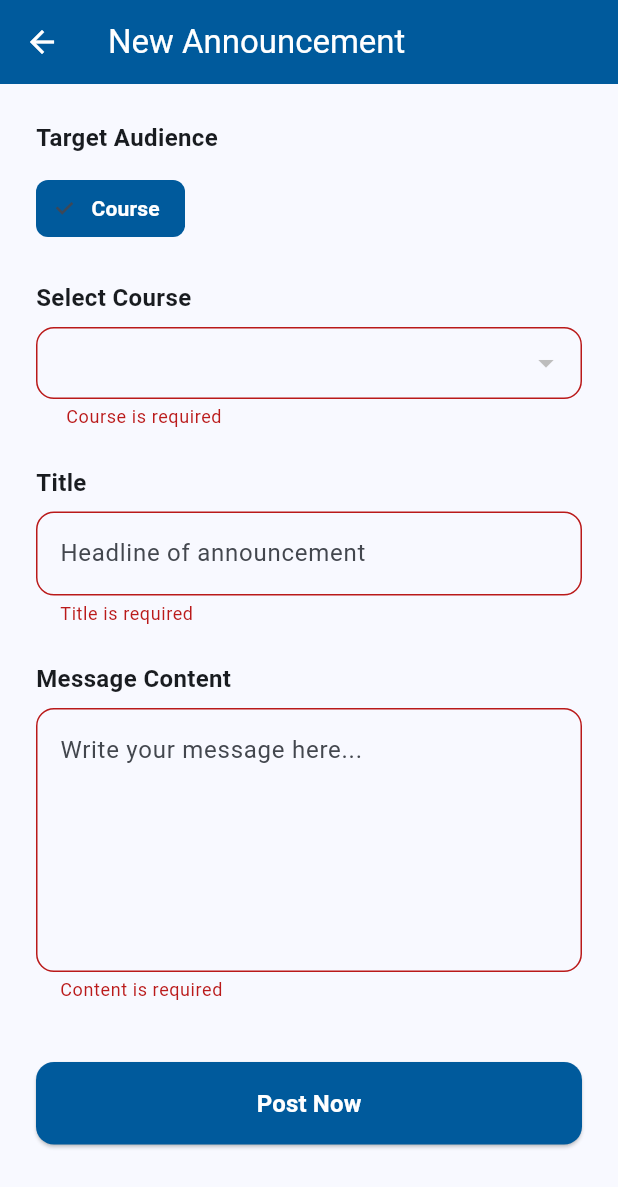
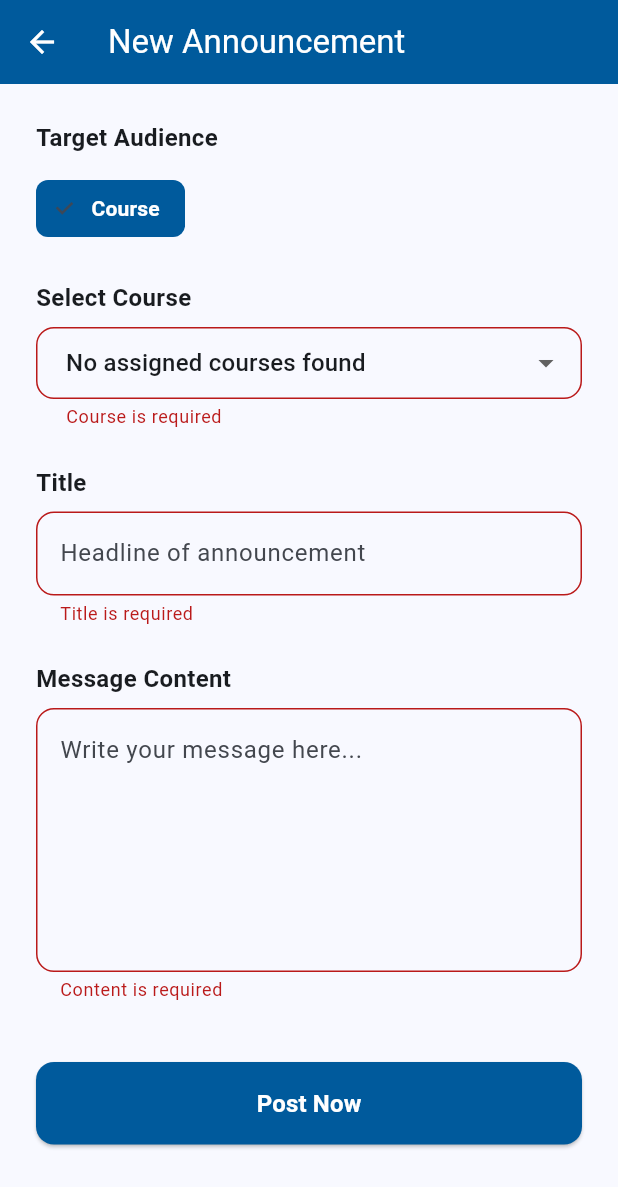
Before and after one commit to LesterLiauJiunLang/lumina_mobile_application, a Flutter app: the CreateAnnouncementScreen screen opened directly with empty values, after a tap on "Post Now", on a phone screen of 412 x 824 dp. Shown: the top 1187 px of the screen. Run offline on Flutter 3.47's test engine with Material 3 defaults, Android fonts, the phone set to English and light mode, and no system bars; our stand-ins replace csv, fl_chart, image_picker, qr_flutter, supabase_flutter; missing offline and left inert: mobile_scanner; accounts and stored records are empty.

Commit message:
announcement role specific changes

```diff
--- a/lib/create_announcement_screen.dart
+++ b/lib/create_announcement_screen.dart
@@ -27,19 +27,27 @@ class _CreateAnnouncementScreenState extends State<CreateAnnouncementScreen> {
   @override
   void initState() {
     super.initState();
-    _isSuperAdmin = widget.staff.jobTitle?.toLowerCase() == 'superadmin';
+    // Logic: Only IDs starting with "SU" are Superadmins
+    _isSuperAdmin = widget.staff.id.startsWith('SU');
+
+    if (!_isSuperAdmin) {
+      _selectedType = 'Course';
+    }
     _fetchCourses();
   }
 
   Future<void> _fetchCourses() async {
     try {
-      final query = supabase.from('Course').select('ID, Name');
-      // If not superadmin, only get their own courses
+      // Start the base query
+      var request = supabase.from('Course').select('ID, Name');
+
+      // LOGICAL FIX: Reassign the request with the filter to make it stick
+      // If we don't reassign, the filter is calculated but discarded.
       if (!_isSuperAdmin) {
-        query.eq('Staff_ID', widget.staff.id);
+        request = request.eq('Staff_ID', widget.staff.id);
       }
 
-      final data = await query;
+      final data = await request;
       setState(() {
         _courses = List<Map<String, dynamic>>.from(data);
         if (_courses.isNotEmpty) {
@@ -132,14 +140,16 @@ class _CreateAnnouncementScreenState extends State<CreateAnnouncementScreen> {
                           border: OutlineInputBorder(borderRadius: BorderRadius.circular(12)),
                           contentPadding: const EdgeInsets.symmetric(horizontal: 16),
                         ),
-                        items: _courses.map((c) {
+                        items: _courses.isEmpty
+                          ? [const DropdownMenuItem(value: null, child: Text("No assigned courses found"))]
+                          : _courses.map((c) {
                           return DropdownMenuItem<String>(
                             value: c['ID'],
                             child: Text(c['Name'], overflow: TextOverflow.ellipsis),
                           );
                         }).toList(),
                         onChanged: (val) => setState(() => _selectedCourseId = val),
-                        validator: (val) => val == null ? 'Course is required' : null,
+                        validator: (val) => val == null && _selectedType == 'Course' ? 'Course is required' : null,
                       ),
                       const SizedBox(height: 24),
                     ],
```
Also changed, not shown: lib/announcement_screen.dart (+4 -19 lines).
